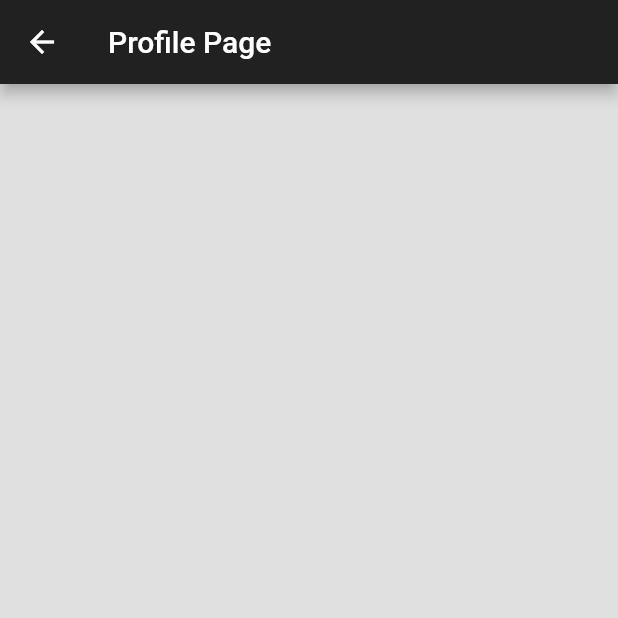
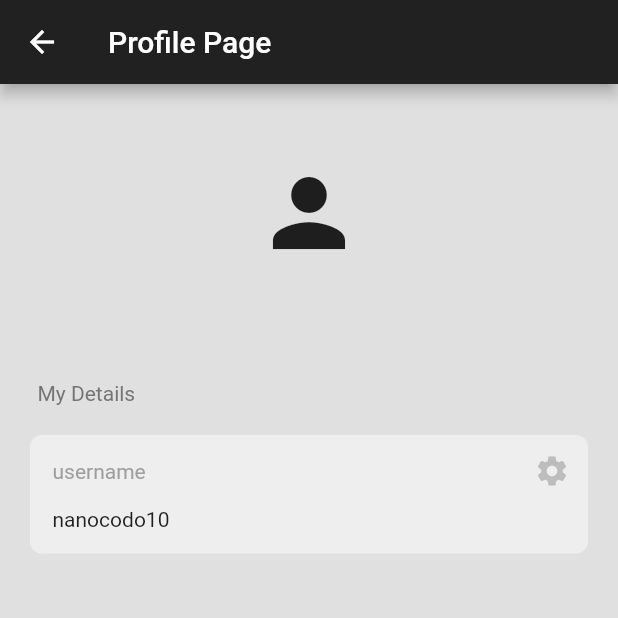
Before and after one commit to NanoCode10/projects_flutter, a Flutter app: the ProfilePage screen opened directly, on a phone screen of 412 x 824 dp, the top half of it. Run offline on Flutter 3.47's test engine with Material 2 defaults, Android fonts, the phone set to English and light mode, and no system bars; our stand-ins replace cloud_firestore, firebase_auth, firebase_core; accounts and stored records are empty.

Commit message:
commit 060623

```diff
--- a/nanoapp_the_wall/lib/components/like_button.dart
+++ b/nanoapp_the_wall/lib/components/like_button.dart
@@ -2,8 +2,8 @@ import 'package:flutter/material.dart';
 
 class LikeButton extends StatelessWidget {
   final bool isLiked;
-  void Function()? onTap;
-  LikeButton({super.key, required this.isLiked, required this.onTap});
+  final void Function()? onTap;
+  const LikeButton({super.key, required this.isLiked, required this.onTap});
 
   @override
   Widget build(BuildContext context) {
--- a/nanoapp_the_wall/lib/components/my_list_tile.dart
+++ b/nanoapp_the_wall/lib/components/my_list_tile.dart
@@ -23,7 +23,7 @@ class MyListTile extends StatelessWidget {
         onTap: onTap,
         title: Text(
           text,
-          style: TextStyle(color: Colors.white),
+          style: const TextStyle(color: Colors.white),
         ),
       ),
     );
--- /dev/null
+++ b/nanoapp_the_wall/lib/components/text_box.dart
@@ -0,0 +1,50 @@
+import 'package:flutter/material.dart';
+
+class MytextBox extends StatelessWidget {
+  final String text;
+  final String sectionName;
+  const MytextBox({
+    super.key,
+    required this.text,
+    required this.sectionName,
+  });
+
+  @override
+  Widget build(BuildContext context) {
+    return Container(
+      decoration: BoxDecoration(
+        color: Colors.grey[200],
+        borderRadius: BorderRadius.circular(8),
+      ),
+      padding: const EdgeInsets.only(left: 15, bottom: 15),
+      margin: const EdgeInsets.only(left: 20, right: 20, top: 20),
+      child: Column(
+        crossAxisAlignment: CrossAxisAlignment.start,
+        children: [
+          Row(
+            mainAxisAlignment: MainAxisAlignment.spaceBetween,
+            children: [
+              //section name
+              Text(
+                sectionName,
+                style: TextStyle(color: Colors.grey[500]),
+              ),
+
+              //edit button
+              IconButton(
+                onPressed: () {},
+                icon: Icon(
+                  Icons.settings,
+                  color: Colors.grey[400],
+                ),
+              ),
+            ],
+          ),
+
+          //text
+          Text(text),
+        ],
+      ),
+    );
+  }
+}
--- a/nanoapp_the_wall/lib/pages/profile_page.dart
+++ b/nanoapp_the_wall/lib/pages/profile_page.dart
@@ -1,4 +1,6 @@
+import 'package:firebase_auth/firebase_auth.dart';
 import 'package:flutter/material.dart';
+import 'package:nanoapp_the_wall/components/text_box.dart';
 
 class ProfilePage extends StatefulWidget {
   const ProfilePage({super.key});
@@ -8,6 +10,9 @@ class ProfilePage extends StatefulWidget {
 }
 
 class _ProfilePageState extends State<ProfilePage> {
+  //user
+  final currentUser = FirebaseAuth.instance.currentUser!;
+
   @override
   Widget build(BuildContext context) {
     return Scaffold(
@@ -16,6 +21,41 @@ class _ProfilePageState extends State<ProfilePage> {
         title: const Text('Profile Page'),
         backgroundColor: Colors.grey[900],
       ),
+      body: ListView(
+        children: [
+          const SizedBox(height: 50),
+
+          //profile pic
+          const Icon(
+            Icons.person,
+            size: 72,
+          ),
+
+          const SizedBox(height: 10),
+
+          //user mail
+          Text(
+            currentUser.email!,
+            textAlign: TextAlign.center,
+            style: TextStyle(color: Colors.grey[700]),
+          ),
+
+          const SizedBox(height: 50),
+          //user details
+          Padding(
+            padding: const EdgeInsets.only(left: 25.0),
+            child: Text(
+              'My Details',
+              style: TextStyle(color: Colors.grey[600]),
+            ),
+          ),
+          //username
+          MytextBox(text: 'nanocodo10', sectionName: 'username'),
+          //bio
+
+          //user posts
+        ],
+      ),
     );
   }
 }
```
